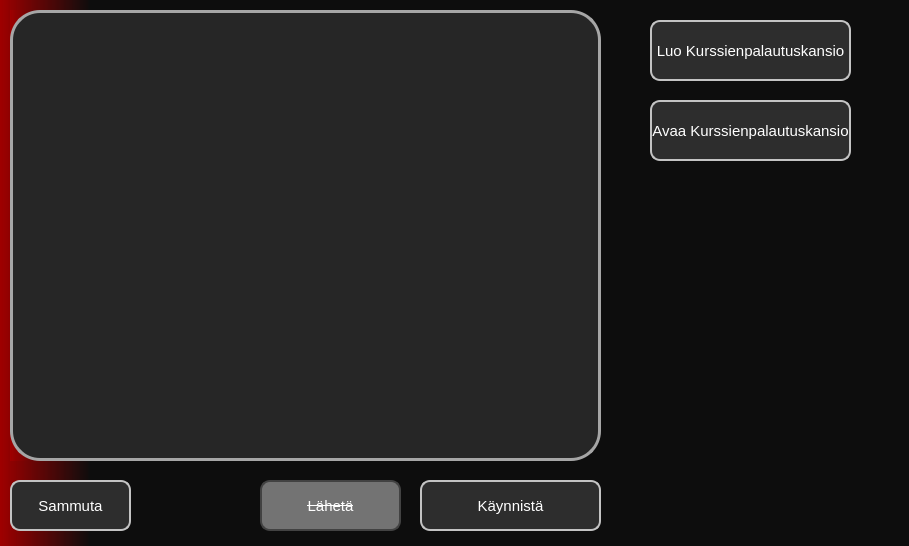
shoutcape/Canvas_Automation_Project, file window.ui: the form before one commit.
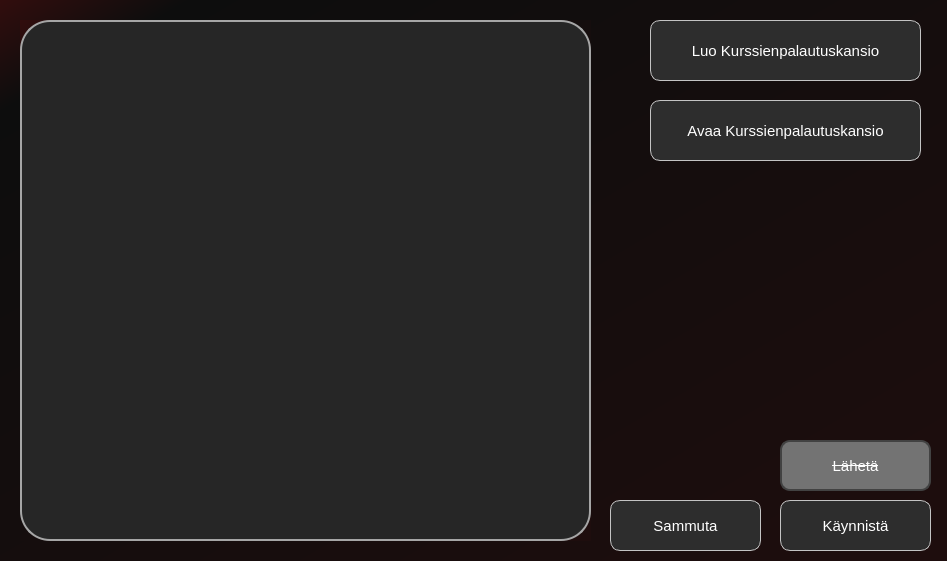
The form after the commit. Icons and pictures are not drawn.

```diff
--- a/window.ui
+++ b/window.ui
@@ -9,10 +9,22 @@
    <rect>
     <x>0</x>
     <y>0</y>
-    <width>909</width>
-    <height>546</height>
+    <width>947</width>
+    <height>561</height>
    </rect>
   </property>
+  <property name="sizePolicy">
+   <sizepolicy hsizetype="Fixed" vsizetype="Fixed">
+    <horstretch>1</horstretch>
+    <verstretch>1</verstretch>
+   </sizepolicy>
+  </property>
+  <property name="maximumSize">
+   <size>
+    <width>947</width>
+    <height>561</height>
+   </size>
+  </property>
   <property name="windowTitle">
    <string>Canvas Project</string>
   </property>
@@ -25,7 +37,7 @@
   </property>
   <property name="styleSheet">
    <string notr="true">
-background: qlineargradient(x1: 0, y1: 0, x2: 1, y2: 0, stop: 0 rgba(160,0,0, 1), stop: 0.10 rgba(13,13,13, 1), stop: 1 rgba(13,13,13, 1));
+background: qlineargradient(x1: 0, y1: 0, x2: 1, y2: 1, stop: 0 rgba(50,13,13, 1), stop: 0.1 rgba(13,13,13, 1), stop: 1 rgba(30,13,13, 1));
 </string>
   </property>
   <property name="iconSize">
@@ -38,15 +50,15 @@
    <widget class="QPushButton" name="start_button">
     <property name="geometry">
      <rect>
-      <x>420</x>
-      <y>480</y>
-      <width>181</width>
+      <x>780</x>
+      <y>500</y>
+      <width>151</width>
       <height>51</height>
      </rect>
     </property>
     <property name="styleSheet">
      <string notr="true">QPushButton {
-	border: 2px solid rgb(195, 195, 195);
+	border: 1px solid rgb(195, 195, 195);
 	border-radius: 10px;	
 	color:rgb(255,255,255);
 	background-color: rgb(45,45,45);
@@ -80,10 +92,10 @@
    <widget class="QWidget" name="verticalLayoutWidget">
     <property name="geometry">
      <rect>
-      <x>10</x>
-      <y>10</y>
-      <width>591</width>
-      <height>451</height>
+      <x>20</x>
+      <y>20</y>
+      <width>571</width>
+      <height>521</height>
      </rect>
     </property>
     <layout class="QVBoxLayout" name="verticalLayout">
@@ -96,7 +108,7 @@
         <string notr="true">background-color: rgb(38, 38, 38);
 border-radius: 30px;
 border-color:rgb(166, 166, 166);
-border-width: 3px;
+border-width: 2px;
 border-style:solid;
 color:white;
 padding:10px;</string>
@@ -118,64 +130,18 @@
      </item>
     </layout>
    </widget>
-   <widget class="QPushButton" name="send_button">
-    <property name="enabled">
-     <bool>false</bool>
-    </property>
-    <property name="geometry">
-     <rect>
-      <x>260</x>
-      <y>480</y>
-      <width>141</width>
-      <height>51</height>
-     </rect>
-    </property>
-    <property name="styleSheet">
-     <string notr="true">
-QPushButton {
-	border: 2px solid rgb(195, 195, 195);
-	border-radius: 10px;	
-	color:rgb(255,255,255);
-	background-color: rgb(45,45,45);
-	font-size:11pt;
-}
-QPushButton:hover {
-	border: 2px solid rgb(195, 195, 195);
-	background-color: rgb(55,55,55);
-}
-QPushButton:pressed {	
-	border: 2px solid rgb(230, 230, 230);
-	background-color: rgb(60,60,60);
-}
-
-QPushButton:disabled {	
-	border-radius: 10px;	
-	border: 2px solid rgb(66, 66, 66);
-	background-color:rgb(115,115,115);
-	color:rgb(255,255,255);
-	font: 8pt &quot;MS Shell Dlg 2&quot;;
-	text-decoration: line-through;
-	font-size:11pt;
-	
-
-}</string>
-    </property>
-    <property name="text">
-     <string>Lähetä</string>
-    </property>
-   </widget>
    <widget class="QPushButton" name="stop_button">
     <property name="geometry">
      <rect>
-      <x>10</x>
-      <y>480</y>
-      <width>121</width>
+      <x>610</x>
+      <y>500</y>
+      <width>151</width>
       <height>51</height>
      </rect>
     </property>
     <property name="styleSheet">
      <string notr="true">QPushButton {
-	border: 2px solid rgb(195, 195, 195);
+	border: 1px solid rgb(195, 195, 195);
 	border-radius: 10px;	
 	color:rgb(255,255,255);
 	background-color: rgb(45,45,45);
@@ -211,13 +177,19 @@
      <rect>
       <x>650</x>
       <y>20</y>
-      <width>201</width>
+      <width>271</width>
       <height>61</height>
      </rect>
     </property>
+    <property name="sizePolicy">
+     <sizepolicy hsizetype="Expanding" vsizetype="Fixed">
+      <horstretch>0</horstretch>
+      <verstretch>0</verstretch>
+     </sizepolicy>
+    </property>
     <property name="styleSheet">
      <string notr="true">QPushButton {
-	border: 2px solid rgb(195, 195, 195);
+	border: 1px solid rgb(195, 195, 195);
 	border-radius: 10px;	
 	color:rgb(255,255,255);
 	background-color: rgb(45,45,45);
@@ -253,13 +225,19 @@
      <rect>
       <x>650</x>
       <y>100</y>
-      <width>201</width>
+      <width>271</width>
       <height>61</height>
      </rect>
     </property>
+    <property name="sizePolicy">
+     <sizepolicy hsizetype="Expanding" vsizetype="Fixed">
+      <horstretch>0</horstretch>
+      <verstretch>0</verstretch>
+     </sizepolicy>
+    </property>
     <property name="styleSheet">
      <string notr="true">QPushButton {
-	border: 2px solid rgb(195, 195, 195);
+	border: 1px solid rgb(195, 195, 195);
 	border-radius: 10px;	
 	color:rgb(255,255,255);
 	background-color: rgb(45,45,45);
@@ -296,10 +274,10 @@
     </property>
     <property name="geometry">
      <rect>
-      <x>630</x>
-      <y>170</y>
-      <width>251</width>
-      <height>161</height>
+      <x>600</x>
+      <y>150</y>
+      <width>351</width>
+      <height>201</height>
      </rect>
     </property>
     <property name="styleSheet">
@@ -318,6 +296,52 @@
      <number>0</number>
     </property>
    </widget>
+   <widget class="QPushButton" name="send_button">
+    <property name="enabled">
+     <bool>false</bool>
+    </property>
+    <property name="geometry">
+     <rect>
+      <x>780</x>
+      <y>440</y>
+      <width>151</width>
+      <height>51</height>
+     </rect>
+    </property>
+    <property name="styleSheet">
+     <string notr="true">
+QPushButton {
+	border: 1px solid rgb(195, 195, 195);
+	border-radius: 10px;	
+	color:rgb(255,255,255);
+	background-color: rgb(45,45,45);
+	font-size:11pt;
+}
+QPushButton:hover {
+	border: 2px solid rgb(195, 195, 195);
+	background-color: rgb(55,55,55);
+}
+QPushButton:pressed {	
+	border: 2px solid rgb(230, 230, 230);
+	background-color: rgb(60,60,60);
+}
+
+QPushButton:disabled {	
+	border-radius: 10px;	
+	border: 2px solid rgb(66, 66, 66);
+	background-color:rgb(115,115,115);
+	color:rgb(255,255,255);
+	font: 8pt &quot;MS Shell Dlg 2&quot;;
+	text-decoration: line-through;
+	font-size:11pt;
+	
+
+}</string>
+    </property>
+    <property name="text">
+     <string>Lähetä</string>
+    </property>
+   </widget>
   </widget>
  </widget>
  <resources>
```
Left out of the diff: 2 changed lines with no effect on the pictures.
